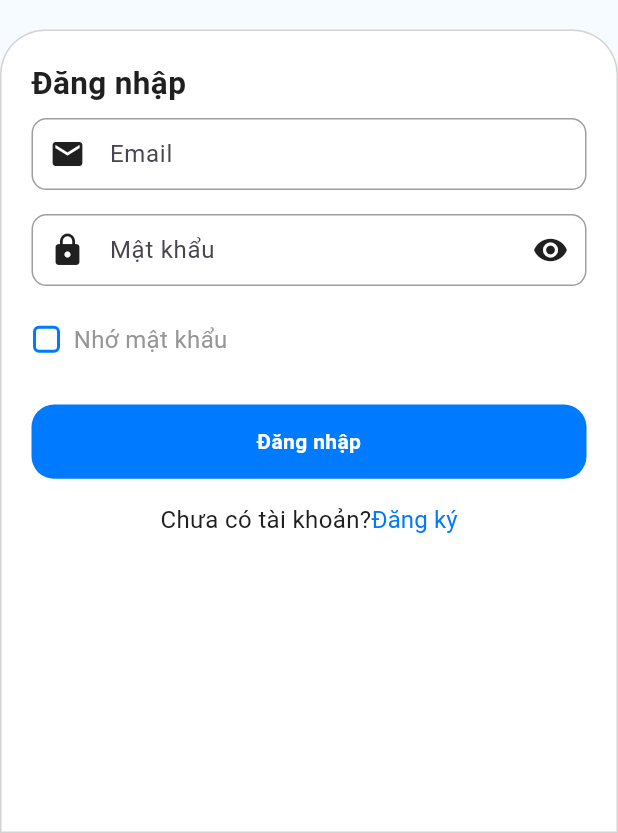
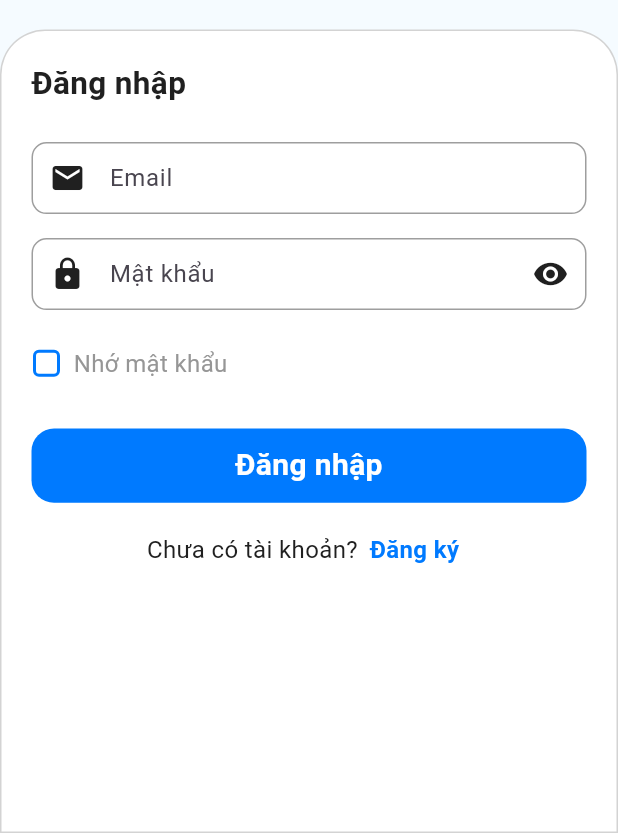
Before and after one commit to thanhquang2004/Study-tracker-app, a Flutter app: the LoginView screen opened by its route, on a phone screen of 412 x 824 dp, the part 403-1236 px from its top. Run offline on Flutter 3.47's test engine with Material 3 defaults, Android fonts, the phone set to English and light mode, and no system bars; our stand-ins replace dio, equatable, flutter_bloc, flutter_dotenv, flutter_secure_storage, flutter_svg and 5 more; accounts and stored records are empty.

```diff
--- a/lib/presentation/layout/auth_layout.dart
+++ b/lib/presentation/layout/auth_layout.dart
@@ -3,6 +3,7 @@ import 'package:flutter_svg/flutter_svg.dart';
 import 'package:study_tracker_mobile/app/constant.dart';
 import 'package:study_tracker_mobile/presentation/resources/assets_manager.dart';
 import 'package:study_tracker_mobile/presentation/resources/color_manager.dart';
+import 'package:study_tracker_mobile/presentation/resources/font_manager.dart';
 import 'package:study_tracker_mobile/presentation/resources/strings_manager.dart';
 import 'package:study_tracker_mobile/presentation/resources/styles_manager.dart';
 import 'package:study_tracker_mobile/presentation/resources/value_manager.dart';
@@ -16,8 +17,8 @@ class AuthenticateLayout extends StatefulWidget {
   final VoidCallback? buttonSubmit;
   final Widget? otherButton;
   final String? errorText;
-  final String? prefixNavigateText;
-  final String? navigateText;
+  final String prefixNavigateText;
+  final String navigateText;
   final VoidCallback? navigate;
 
   const AuthenticateLayout({
@@ -27,10 +28,10 @@ class AuthenticateLayout extends StatefulWidget {
     this.buttonSubmit,
     this.helpText,
     this.otherButton,
-    this.prefixNavigateText,
-    this.navigateText,
+    required this.prefixNavigateText,
+    required this.navigateText,
     this.navigate,
-    this.errorText,
+    this.errorText = "",
   });
 
   @override
@@ -112,17 +113,19 @@ class _AuthenticateLayoutState extends State<AuthenticateLayout> {
             widget.title,
             style: getBoldStyle(color: XColors.neutral_1, fontSize: 21),
           ),
+          const SizedBox(height: AppSize.s16),
           if (widget.listTextField!.isNotEmpty) ...widget.listTextField!,
           if (widget.errorText!.isNotEmpty) _buildErrorText(),
           if (widget.helpText != null) _buildHelpText(),
           const SizedBox(height: AppSize.s16),
           CustomButton(
-              title: widget.title,
-              onPressed: widget.buttonSubmit,
-              width: double.infinity),
+            title: widget.title,
+            onPressed: widget.buttonSubmit,
+            fontSize: FontSize.s20,
+            width: double.infinity,
+          ),
           if (widget.otherButton != null) widget.otherButton!,
-          if (widget.prefixNavigateText != null && widget.navigateText != null)
-            _buildNavigationText(),
+          _buildNavigationText(),
         ],
       ),
     );
@@ -155,17 +158,12 @@ class _AuthenticateLayoutState extends State<AuthenticateLayout> {
             widget.prefixNavigateText!,
             style: getRegularStyle(color: XColors.neutral_1, fontSize: 16),
           ),
-          TextButton(
+          CustomButton(
+            width: 0,
+            title: widget.navigateText,
             onPressed: widget.navigate,
-            style: TextButton.styleFrom(
-              padding: EdgeInsets.zero,
-              minimumSize: Size.zero,
-              tapTargetSize: MaterialTapTargetSize.shrinkWrap,
-            ),
-            child: Text(
-              widget.navigateText!,
-              style: getRegularStyle(color: XColors.primary, fontSize: 16),
-            ),
+            type: ButtonType.text,
+            enableSplash: false,
           ),
         ],
       ),
--- a/lib/presentation/login/view/login_view.dart
+++ b/lib/presentation/login/view/login_view.dart
@@ -73,7 +73,7 @@ class _LoginViewState extends State<LoginView> {
             ),
             buttonSubmit: context.read<LoginCubit>().login,
             errorText: state.errorMessage,
-            prefixNavigateText: 'Chưa có tài khoản?',
+            prefixNavigateText: AppStrings.haveNotAccount,
             navigateText: AppStrings.register,
             navigate: () {
               Navigator.pushNamed(context, Routes.registerRoute);
--- a/lib/presentation/resources/routes_manager.dart
+++ b/lib/presentation/resources/routes_manager.dart
@@ -2,6 +2,7 @@ import 'package:flutter/material.dart';
 import 'package:study_tracker_mobile/presentation/dashboard/view/dashboard_view.dart';
 import 'package:study_tracker_mobile/presentation/login/view/login_view.dart';
 import 'package:study_tracker_mobile/presentation/onboarding/view/onboarding_view.dart';
+import 'package:study_tracker_mobile/presentation/register/register_view.dart';
 import 'package:study_tracker_mobile/presentation/resources/strings_manager.dart';
 import 'package:study_tracker_mobile/presentation/splash/splash_view.dart';
 
@@ -24,14 +25,10 @@ class RouteGenerator {
         return MaterialPageRoute(builder: (_) => LoginView());
       case Routes.onBoardingRoute:
         return MaterialPageRoute(builder: (_) => OnboardingView());
-      // case Routes.registerRoute:
-      //   return MaterialPageRoute(builder: (_) => RegisterView());
-      // case Routes.forgotPasswordRoute:
-      //   return MaterialPageRoute(builder: (_) => ForgotPasswordView());
+      case Routes.registerRoute:
+        return MaterialPageRoute(builder: (_) => RegisterView());
       case Routes.mainRoute:
         return MaterialPageRoute(builder: (_) => Dashboard());
-      // case Routes.storeDetailsRoute:
-      //   return MaterialPageRoute(builder: (_) => StoreDetailsView());
       default:
         return unDefinedRoute();
     }
--- a/lib/presentation/resources/strings_manager.dart
+++ b/lib/presentation/resources/strings_manager.dart
@@ -30,4 +30,7 @@ class AppStrings {
 
   static const String logout = "Đăng xuất";
   static const String confirmLogout = "Bạn có chắc chắn muốn đăng xuất?";
+
+  static const String haveAccount = "Đã có tài khoản?";
+  static const String haveNotAccount = "Chưa có tài khoản?";
 }
--- a/lib/presentation/widget/custom_button.dart
+++ b/lib/presentation/widget/custom_button.dart
@@ -1,6 +1,7 @@
 import 'package:flutter/material.dart';
 import 'package:study_tracker_mobile/app/constant.dart';
 import 'package:study_tracker_mobile/presentation/resources/color_manager.dart';
+import 'package:study_tracker_mobile/presentation/resources/font_manager.dart';
 import 'package:study_tracker_mobile/presentation/resources/styles_manager.dart';
 
 enum ButtonType { elevated, outlined, text }
@@ -12,7 +13,8 @@ class CustomButton extends StatelessWidget {
   final double? width; //Chiều rộng (tùy chọn)
   final double? height; //Chiều cao (tùy chọn)
   final Color? backgroundColor; //Màu nền nút
-  final Color? textColor; //Màu chữ trên nút
+  final Color? textColor;
+  final double? fontSize; //Màu chữ trên nút
   final Color? borderColor; //Màu viền (chỉ áp dụng cho outlined)
   final double borderRadius; //Độ bo góc
   final IconData? icon; //Icon hiển thị (nếu có)
@@ -29,6 +31,7 @@ class CustomButton extends StatelessWidget {
     this.height,
     this.backgroundColor,
     this.textColor,
+    this.fontSize,
     this.borderColor,
     this.borderRadius = 15.0,
     this.icon,
@@ -44,6 +47,7 @@ class CustomButton extends StatelessWidget {
         (type == ButtonType.elevated ? XColors.primary : Colors.transparent);
     final Color finalTextColor = textColor ??
         (type == ButtonType.elevated ? Colors.white : XColors.primary);
+    final double finalFontSize = fontSize ?? FontSize.s16;
     final Color finalBorderColor = borderColor ?? XColors.primary;
 
     return Material(
@@ -83,7 +87,11 @@ class CustomButton extends StatelessWidget {
                 Icon(icon, color: finalTextColor, size: 20),
                 const SizedBox(width: 6),
               ],
-              Text(title, style: getSemiBoldStyle(color: finalTextColor)),
+              Text(title,
+                  style: getSemiBoldStyle(
+                    color: finalTextColor,
+                    fontSize: finalFontSize,
+                  )),
               if (icon != null && iconRight) ...[
                 const SizedBox(width: 6),
                 Icon(icon, color: finalTextColor, size: 20),
```
Also changed, not shown: lib/presentation/register/register_view.dart (+48 -0 lines).
